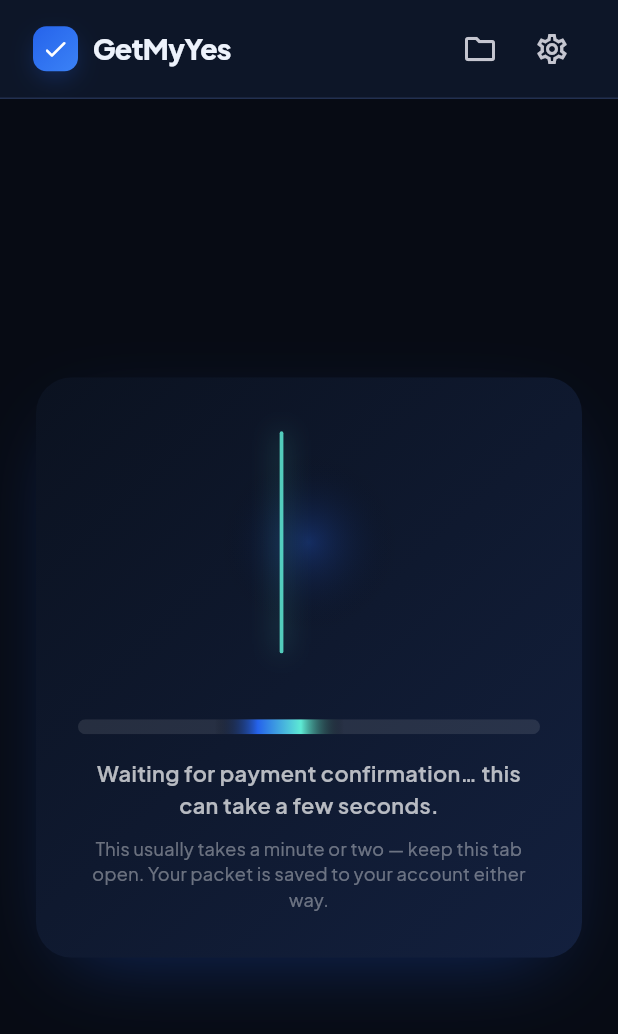
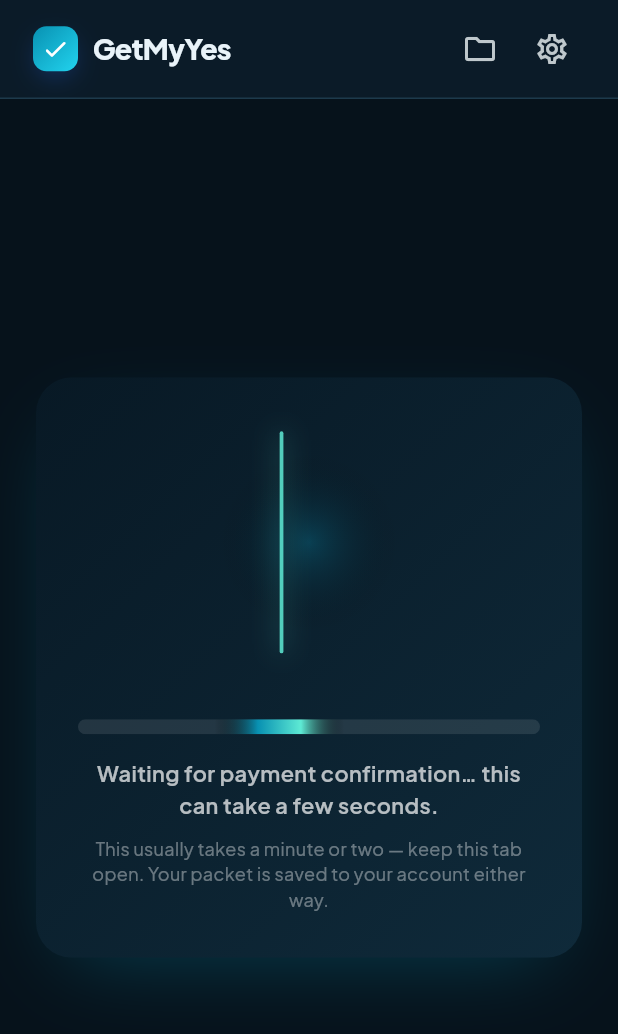
Before and after one commit to nojsar/ClaimHelper, a Flutter app: the PurchaseSuccessScreen screen opened directly with empty values, after a tap on "GetMyYes", on a phone screen of 412 x 824 dp. Shown: the top 1034 px of the screen. Run offline on Flutter 3.47's test engine with Material 3 defaults, Android fonts, the phone set to English and light mode, and no system bars; our stand-ins replace cloud_firestore, cloud_functions, file_picker, firebase_auth, firebase_core, firebase_storage and 8 more; missing offline and left inert: dart:js_interop; accounts and stored records are empty.

Commit message:
Medical palette, smooth scroll-scrubbed hero video, body-only page zoom
- Clinical cyan/teal palette across app theme, landing CSS, manifest,
  and the generation theater (deep marine surfaces, cyan-600 primary)
- Hero video scrubbing now lerps the playhead toward the scroll target
  every frame instead of hard-seeking (no more keyframe cuts); pin
  lengthened to 170% and snap slowed so the film never rushes
- Route transitions disabled; AppScaffold animates the page BODY with
  a gentle zoom so the sticky header no longer zooms on navigation
- In-app landing: sections fill the viewport (one segment per scroll),
  wider vertical rhythm, specialty-ticker dots vertically centered,
  footer switched to an explicit dark background (contrast fix)

Co-Authored-By: Claude Opus 4.8 <noreply@anthropic.com>

```diff
--- a/lib/core/theme.dart
+++ b/lib/core/theme.dart
@@ -1,29 +1,29 @@
 import 'package:flutter/material.dart';
 import 'package:google_fonts/google_fonts.dart';
 
-/// GetMyYes dark cinematic palette — matches the getmyyes.com landing:
-/// deep navy surfaces, confident blue, mint-teal accents, high-contrast type.
+/// GetMyYes dark clinical palette — calm medical teal/cyan on deep marine
+/// surfaces: the trust of a hospital brand with the drama of the landing.
 abstract final class AppColors {
-  // Brand blue
-  static const primary = Color(0xFF2563EB); // blue-600 (buttons/brand)
-  static const primaryDark = Color(0xFF60A5FA); // readable blue on dark
-  static const primaryDeep = Color(0xFF1E3A8A); // blue-900 (gradients)
-  static const primaryTint = Color(0xFF15213D); // soft wash behind blue
+  // Clinical cyan (brand)
+  static const primary = Color(0xFF0891B2); // cyan-600 (buttons/brand)
+  static const primaryDark = Color(0xFF67E8F9); // readable cyan on dark
+  static const primaryDeep = Color(0xFF155E75); // cyan-800 (gradients)
+  static const primaryTint = Color(0xFF0B2530); // soft wash behind cyan
 
   // Reassuring health accent
-  static const accent = Color(0xFF14B8A6); // teal, brightened for dark
+  static const accent = Color(0xFF2DD4BF); // teal-400
   static const accentBright = Color(0xFF5EEAD4);
-  static const accentTint = Color(0xFF0E2A26);
+  static const accentTint = Color(0xFF0A2723);
 
-  // Neutrals
-  static const background = Color(0xFF070B14);
-  static const surface = Color(0xFF101A30);
-  static const surfaceAlt = Color(0xFF0C1424);
-  static const textPrimary = Color(0xFFEDF2FB);
-  static const textSecondary = Color(0xFFA5B3CD);
-  static const textMuted = Color(0xFF64748B);
-  static const border = Color(0xFF223050);
-  static const borderStrong = Color(0xFF33466B);
+  // Neutrals — deep marine, slightly green-shifted for the medical feel
+  static const background = Color(0xFF06121B);
+  static const surface = Color(0xFF0D1F2D);
+  static const surfaceAlt = Color(0xFF091A26);
+  static const textPrimary = Color(0xFFE9F3F9);
+  static const textSecondary = Color(0xFFA7BCCB);
+  static const textMuted = Color(0xFF64808F);
+  static const border = Color(0xFF1D3A4C);
+  static const borderStrong = Color(0xFF2F566C);
 
   // Status
   static const warning = Color(0xFFFBBF24);
@@ -35,7 +35,7 @@ abstract final class AppColors {
 /// Gradients used sparingly for hero washes, CTA bands, and brand marks.
 abstract final class AppGradients {
   static const brand = LinearGradient(
-    colors: [AppColors.primary, Color(0xFF3B82F6)],
+    colors: [AppColors.primary, Color(0xFF22D3EE)],
     begin: Alignment.topLeft,
     end: Alignment.bottomRight,
   );
@@ -47,7 +47,7 @@ abstract final class AppGradients {
   );
 
   static const heroWash = LinearGradient(
-    colors: [Color(0xFF0B1220), Color(0xFF070B14), Color(0xFF070B14)],
+    colors: [Color(0xFF081925), Color(0xFF06121B), Color(0xFF06121B)],
     begin: Alignment.topCenter,
     end: Alignment.bottomCenter,
   );
@@ -94,6 +94,21 @@ abstract final class AppRadii {
   static const xl = 28.0;
 }
 
+/// Route transitions are disabled so the persistent header chrome never
+/// zooms with navigation — AppScaffold animates the page *body* instead.
+class NoTransitionsBuilder extends PageTransitionsBuilder {
+  const NoTransitionsBuilder();
+  @override
+  Widget buildTransitions<T>(
+    PageRoute<T> route,
+    BuildContext context,
+    Animation<double> animation,
+    Animation<double> secondaryAnimation,
+    Widget child,
+  ) =>
+      child;
+}
+
 ThemeData buildAppTheme() {
   final scheme = ColorScheme.fromSeed(
     seedColor: AppColors.primary,
@@ -119,6 +134,14 @@ ThemeData buildAppTheme() {
   );
 
   return base.copyWith(
+    pageTransitionsTheme: const PageTransitionsTheme(builders: {
+      TargetPlatform.android: NoTransitionsBuilder(),
+      TargetPlatform.iOS: NoTransitionsBuilder(),
+      TargetPlatform.linux: NoTransitionsBuilder(),
+      TargetPlatform.macOS: NoTransitionsBuilder(),
+      TargetPlatform.windows: NoTransitionsBuilder(),
+      TargetPlatform.fuchsia: NoTransitionsBuilder(),
+    }),
     appBarTheme: AppBarTheme(
       backgroundColor: AppColors.surface.withValues(alpha: 0.85),
       surfaceTintColor: Colors.transparent,
@@ -216,7 +239,7 @@ ThemeData buildAppTheme() {
     ),
     snackBarTheme: SnackBarThemeData(
       behavior: SnackBarBehavior.floating,
-      backgroundColor: const Color(0xFF1B2A4A),
+      backgroundColor: const Color(0xFF143243),
       contentTextStyle: const TextStyle(color: Colors.white),
       shape: RoundedRectangleBorder(
         borderRadius: BorderRadius.circular(AppRadii.sm),
--- a/lib/features/preview/purchase_success_screen.dart
+++ b/lib/features/preview/purchase_success_screen.dart
@@ -188,7 +188,7 @@ class _GenerationTheaterState extends State<_GenerationTheater>
                   borderRadius: BorderRadius.circular(24),
                   boxShadow: const [
                     BoxShadow(
-                      color: Color(0x552563EB),
+                      color: Color(0x550891B2),
                       blurRadius: 46,
                       offset: Offset(0, 18),
                       spreadRadius: -18,
@@ -220,8 +220,8 @@ class _GenerationTheaterState extends State<_GenerationTheater>
                               begin: Alignment.topLeft,
                               end: Alignment.bottomRight,
                               colors: _videoReady
-                                  ? const [Color(0xD90B1220), Color(0xC613203E)]
-                                  : const [Color(0xFF0B1220), Color(0xFF13203E)],
+                                  ? const [Color(0xD9081925), Color(0xC60F2A3A)]
+                                  : const [Color(0xFF081925), Color(0xFF0F2A3A)],
                             ),
                           ),
                         ),
@@ -327,7 +327,7 @@ class _PacketAssembly extends StatelessWidget {
                 decoration: BoxDecoration(
                   borderRadius: BorderRadius.circular(90),
                   gradient: RadialGradient(colors: [
-                    const Color(0xFF2563EB)
+                    const Color(0xFF0891B2)
                         .withValues(alpha: 0.24 + 0.10 * sweep),
                     Colors.transparent,
                   ]),
@@ -365,7 +365,7 @@ class _PacketAssembly extends StatelessWidget {
                     shape: BoxShape.circle,
                     gradient: AppGradients.brand,
                     boxShadow: const [
-                      BoxShadow(color: Color(0x882563EB), blurRadius: 22),
+                      BoxShadow(color: Color(0x880891B2), blurRadius: 22),
                     ],
                   ),
                   child: const Icon(Icons.check_rounded,
@@ -468,12 +468,12 @@ class _ProgressBar extends StatelessWidget {
                     child: Container(
                       decoration: const BoxDecoration(
                         gradient: LinearGradient(colors: [
-                          Color(0xFF2563EB),
+                          Color(0xFF0891B2),
                           Color(0xFF0D9488),
                           Color(0xFF5EEAD4),
                         ]),
                         boxShadow: [
-                          BoxShadow(color: Color(0x662563EB), blurRadius: 10),
+                          BoxShadow(color: Color(0x660891B2), blurRadius: 10),
                         ],
                       ),
                     ),
@@ -487,7 +487,7 @@ class _ProgressBar extends StatelessWidget {
                         decoration: const BoxDecoration(
                           gradient: LinearGradient(colors: [
                             Colors.transparent,
-                            Color(0xFF2563EB),
+                            Color(0xFF0891B2),
                             Color(0xFF5EEAD4),
                             Colors.transparent,
                           ]),
--- a/lib/widgets/app_scaffold.dart
+++ b/lib/widgets/app_scaffold.dart
@@ -85,7 +85,7 @@ class AppScaffold extends StatelessWidget {
             constraints: BoxConstraints(maxWidth: maxWidth),
             child: Padding(
               padding: EdgeInsets.only(top: showChrome ? 66 : 0),
-              child: child,
+              child: _BodyEntrance(child: child),
             ),
           ),
         ),
@@ -141,6 +141,31 @@ class _NavLink extends StatelessWidget {
         textStyle: const TextStyle(fontSize: 14.5, fontWeight: FontWeight.w600),
       ),
       child: Text(label),
+    );
+  }
+}
+
+/// Gentle zoom-in for page content on load. Lives on the BODY only — the
+/// sticky header chrome stays perfectly still while pages come in.
+class _BodyEntrance extends StatelessWidget {
+  const _BodyEntrance({required this.child});
+  final Widget child;
+
+  @override
+  Widget build(BuildContext context) {
+    return TweenAnimationBuilder<double>(
+      tween: Tween(begin: 0, end: 1),
+      duration: const Duration(milliseconds: 420),
+      curve: Curves.easeOutCubic,
+      child: child,
+      builder: (context, t, inner) => Opacity(
+        opacity: t,
+        child: Transform.scale(
+          scale: 0.97 + 0.03 * t,
+          alignment: Alignment.topCenter,
+          child: inner,
+        ),
+      ),
     );
   }
 }
```
Also changed, not shown: lib/features/home/landing_screen.dart (+21 -5 lines), 2 other files.
